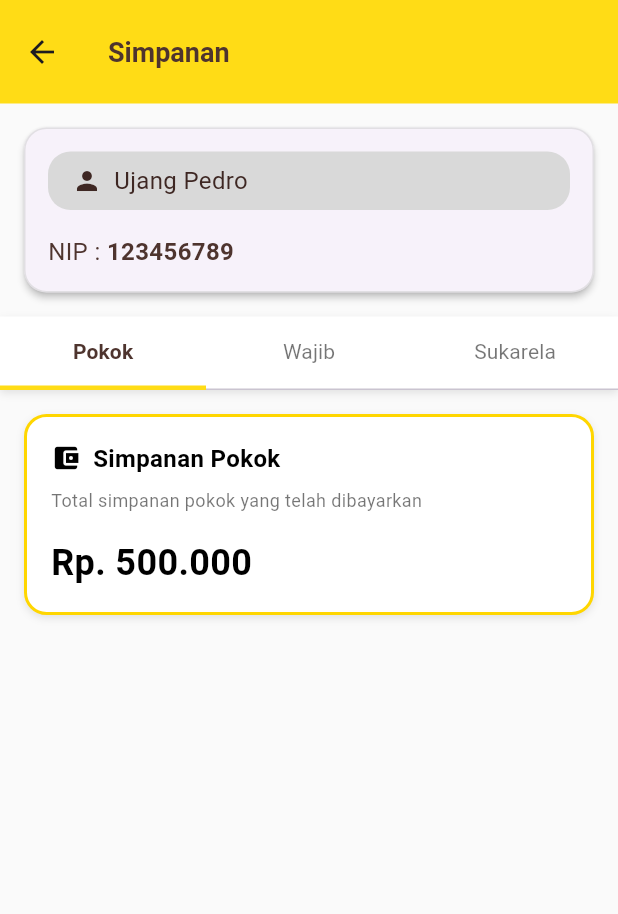
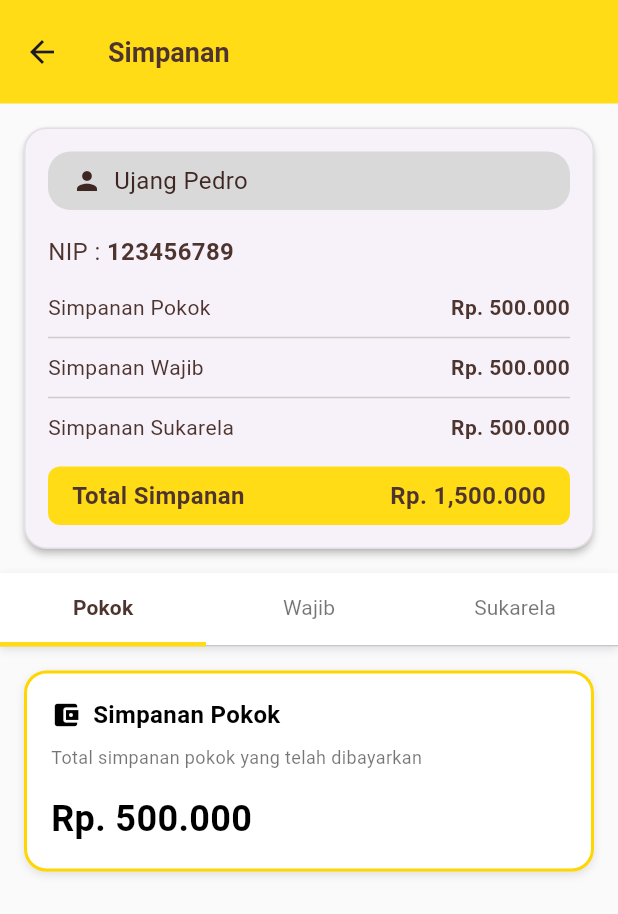
Before and after one commit to arppppppp/koperasimobile, a Flutter app: the SimpananScreen screen opened directly, on a phone screen of 412 x 824 dp. Shown: the top 914 px of the screen. Run offline on Flutter 3.47's test engine with Material 3 defaults, Android fonts, the phone set to English and light mode, and no system bars; Roboto replaces fonts that are missing (Poppins).

```diff
--- a/lib/screen/pinjaman_screen.dart
+++ b/lib/screen/pinjaman_screen.dart
@@ -32,7 +32,8 @@ class PinjamanContent extends StatefulWidget {
   State<PinjamanContent> createState() => _PinjamanContentState();
 }
 
-class _PinjamanContentState extends State<PinjamanContent> with SingleTickerProviderStateMixin {
+class _PinjamanContentState extends State<PinjamanContent>
+    with SingleTickerProviderStateMixin {
   late TabController _tabController;
 
   @override
@@ -80,18 +81,9 @@ class _PinjamanContentState extends State<PinjamanContent> with SingleTickerProv
               fontSize: 14,
             ),
             tabs: const [
-              Tab(
-                icon: Icon(Icons.account_balance),
-                text: 'Reguler',
-              ),
-              Tab(
-                icon: Icon(Icons.store),
-                text: 'Usaha',
-              ),
-              Tab(
-                icon: Icon(Icons.shopping_cart),
-                text: 'Barang',
-              ),
+              Tab(icon: Icon(Icons.account_balance), text: 'Reguler'),
+              Tab(icon: Icon(Icons.store), text: 'Usaha'),
+              Tab(icon: Icon(Icons.shopping_cart), text: 'Barang'),
             ],
           ),
         ),
@@ -159,11 +151,17 @@ class LoanHistoryItem extends StatelessWidget {
           Container(
             padding: const EdgeInsets.symmetric(horizontal: 16, vertical: 12),
             decoration: BoxDecoration(
-              color: isCompleted ? Colors.green.shade50 : const Color(0xFFFFF9C4),
-              borderRadius: const BorderRadius.vertical(top: Radius.circular(12)),
+              color:
+                  isCompleted ? Colors.green.shade50 : const Color(0xFFFFF9C4),
+              borderRadius: const BorderRadius.vertical(
+                top: Radius.circular(12),
+              ),
               border: Border(
                 bottom: BorderSide(
-                  color: isCompleted ? Colors.green.shade200 : const Color(0xFFFFDC16).withOpacity(0.5),
+                  color:
+                      isCompleted
+                          ? Colors.green.shade200
+                          : const Color(0xFFFFDC16).withOpacity(0.5),
                 ),
               ),
             ),
@@ -172,11 +170,16 @@ class LoanHistoryItem extends StatelessWidget {
                 Container(
                   padding: const EdgeInsets.all(8),
                   decoration: BoxDecoration(
-                    color: isCompleted ? Colors.green.withOpacity(0.2) : const Color(0xFFFFDC16).withOpacity(0.2),
+                    color:
+                        isCompleted
+                            ? Colors.green.withOpacity(0.2)
+                            : const Color(0xFFFFDC16).withOpacity(0.2),
                     shape: BoxShape.circle,
                   ),
                   child: Icon(
-                    isCompleted ? Icons.check_circle : getIconForLoanType(loanType),
+                    isCompleted
+                        ? Icons.check_circle
+                        : getIconForLoanType(loanType),
                     color: isCompleted ? Colors.green : const Color(0xFF4E342E),
                     size: 16,
                   ),
@@ -208,9 +211,15 @@ class LoanHistoryItem extends StatelessWidget {
                 ),
                 const Spacer(),
                 Container(
-                  padding: const EdgeInsets.symmetric(horizontal: 8, vertical: 2),
+                  padding: const EdgeInsets.symmetric(
+                    horizontal: 8,
+                    vertical: 2,
+                  ),
                   decoration: BoxDecoration(
-                    color: isCompleted ? Colors.green.withOpacity(0.1) : Colors.orange.withOpacity(0.1),
+                    color:
+                        isCompleted
+                            ? Colors.green.withOpacity(0.1)
+                            : Colors.orange.withOpacity(0.1),
                     borderRadius: BorderRadius.circular(4),
                     border: Border.all(
                       color: isCompleted ? Colors.green : Color(0xFFEF5350),
@@ -221,7 +230,7 @@ class LoanHistoryItem extends StatelessWidget {
                   child: Text(
                     isCompleted ? 'Selesai' : 'Belum Lunas',
                     style: TextStyle(
-                      color: isCompleted ? Colors.green :  Color(0xFFEF5350),
+                      color: isCompleted ? Colors.green : Color(0xFFEF5350),
                       fontSize: 12,
                       fontFamily: 'Poppins',
                       fontWeight: FontWeight.w600,
@@ -346,7 +355,10 @@ class LoanHistoryItem extends StatelessWidget {
                   Column(
                     children: [
                       LinearProgressIndicator(
-                        value: 1 - (remainingMonths / 12), // Assuming 12 months total tenor
+                        value:
+                            1 -
+                            (remainingMonths /
+                                12), // Assuming 12 months total tenor
                         backgroundColor: Colors.grey.shade200,
                         valueColor: AlwaysStoppedAnimation<Color>(
                           const Color(0xFFFFDC16),
@@ -425,9 +437,7 @@ class LoanHistoryItem extends StatelessWidget {
                     ),
                   ),
                 ),
-                if (!isCompleted) ...[
-                  const SizedBox(width: 12),
-                ],
+                if (!isCompleted) ...[const SizedBox(width: 12)],
               ],
             ),
           ),
@@ -474,18 +484,23 @@ class LoanDetailDialog extends StatelessWidget {
   @override
   Widget build(BuildContext context) {
     // Calculate total duration and progress
-    final totalMonths = remainingMonths + (12 - remainingMonths); // Assuming 12 months total for simplicity
+    final totalMonths =
+        remainingMonths +
+        (12 - remainingMonths); // Assuming 12 months total for simplicity
     final progress = (totalMonths - remainingMonths) / totalMonths;
 
     // Calculate next payment date (simple example)
     final currentDate = DateTime.now();
-    final nextPaymentDate = DateTime(currentDate.year, currentDate.month + 1, 20);
-    final formattedNextPayment = "${nextPaymentDate.day} ${getMonthName(nextPaymentDate.month)} ${nextPaymentDate.year}";
+    final nextPaymentDate = DateTime(
+      currentDate.year,
+      currentDate.month + 1,
+      20,
+    );
+    final formattedNextPayment =
+        "${nextPaymentDate.day} ${getMonthName(nextPaymentDate.month)} ${nextPaymentDate.year}";
 
     return Dialog(
-      shape: RoundedRectangleBorder(
-        borderRadius: BorderRadius.circular(16),
-      ),
+      shape: RoundedRectangleBorder(borderRadius: BorderRadius.circular(16)),
       child: Container(
         padding: const EdgeInsets.all(24),
         child: Column(
@@ -541,7 +556,10 @@ class LoanDetailDialog extends StatelessWidget {
             Container(
               padding: const EdgeInsets.symmetric(horizontal: 12, vertical: 6),
               decoration: BoxDecoration(
-                color: isCompleted ? Colors.green.withOpacity(0.1) : const Color(0xFFFFF9C4),
+                color:
+                    isCompleted
+                        ? Colors.green.withOpacity(0.1)
+                        : const Color(0xFFFFF9C4),
                 borderRadius: BorderRadius.circular(8),
                 border: Border.all(
                   color: isCompleted ? Colors.green : const Color(0xFFFFDC16),
@@ -559,7 +577,8 @@ class LoanDetailDialog extends StatelessWidget {
                   Text(
                     isCompleted ? 'Lunas' : 'Sedang Berjalan',
                     style: TextStyle(
-                      color: isCompleted ? Colors.green : const Color(0xFF4E342E),
+                      color:
+                          isCompleted ? Colors.green : const Color(0xFF4E342E),
                       fontSize: 14,
                       fontFamily: 'Poppins',
                       fontWeight: FontWeight.w600,
@@ -593,13 +612,33 @@ class LoanDetailDialog extends StatelessWidget {
               ),
               child: Column(
                 children: [
-                  _buildDetailRow('Total Pinjaman', 'Rp. ${(int.parse(remainingAmount.replaceAll('.', '')) + int.parse(paymentAmount.replaceAll('.', '')) * (totalMonths - remainingMonths)).toString().replaceAllMapped(RegExp(r'(\d{1,3})(?=(\d{3})+(?!\d))'), (Match m) => '${m[1]}.')}', false),
-                  _buildDetailRow('Sisa Pinjaman', 'Rp. $remainingAmount', false),
-                  _buildDetailRow('Cicilan per Bulan', 'Rp. $paymentAmount', false),
+                  _buildDetailRow(
+                    'Total Pinjaman',
+                    'Rp. ${(int.parse(remainingAmount.replaceAll('.', '')) + int.parse(paymentAmount.replaceAll('.', '')) * (totalMonths - remainingMonths)).toString().replaceAllMapped(RegExp(r'(\d{1,3})(?=(\d{3})+(?!\d))'), (Match m) => '${m[1]}.')}',
+                    false,
+                  ),
+                  _buildDetailRow(
+                    'Sisa Pinjaman',
+                    'Rp. $remainingAmount',
+                    false,
+                  ),
+                  _buildDetailRow(
+                    'Cicilan per Bulan',
+                    'Rp. $paymentAmount',
+                    false,
+                  ),
                   _buildDetailRow('Total Tenor', '$totalMonths Bulan', false),
-                  _buildDetailRow('Sisa Tenor', '$remainingMonths Bulan', false),
+                  _buildDetailRow(
+                    'Sisa Tenor',
+                    '$remainingMonths Bulan',
+                    false,
+                  ),
                   _buildDetailRow('Tanggal Pembayaran', paymentDate, false),
-                  _buildDetailRow('Pembayaran Selanjutnya', formattedNextPayment, true),
+                  _buildDetailRow(
+                    'Pembayaran Selanjutnya',
+                    formattedNextPayment,
+                    true,
+                  ),
                 ],
               ),
             ),
@@ -690,8 +729,7 @@ class LoanDetailDialog extends StatelessWidget {
                       ),
                     ),
                   ),
-                if (!isCompleted)
-                  const SizedBox(width: 12),
+                if (!isCompleted) const SizedBox(width: 12),
               ],
             ),
           ],
@@ -704,7 +742,10 @@ class LoanDetailDialog extends StatelessWidget {
     return Container(
       padding: const EdgeInsets.symmetric(horizontal: 16, vertical: 12),
       decoration: BoxDecoration(
-        border: isLast ? null : Border(bottom: BorderSide(color: Colors.grey.shade200)),
+        border:
+            isLast
+                ? null
+                : Border(bottom: BorderSide(color: Colors.grey.shade200)),
       ),
       child: Row(
         mainAxisAlignment: MainAxisAlignment.spaceBetween,
@@ -746,8 +787,18 @@ class LoanDetailDialog extends StatelessWidget {
 
   String getMonthName(int month) {
     const months = [
-      'Januari', 'Februari', 'Maret', 'April', 'Mei', 'Juni',
-      'Juli', 'Agustus', 'September', 'Oktober', 'November', 'Desember'
+      'Januari',
+      'Februari',
+      'Maret',
+      'April',
+      'Mei',
+      'Juni',
+      'Juli',
+      'Agustus',
+      'September',
+      'Oktober',
+      'November',
+      'Desember',
     ];
     return months[month - 1];
   }
@@ -880,15 +931,15 @@ class AvailableItemCard extends StatelessWidget {
             height: 100,
             decoration: BoxDecoration(
               color: const Color(0xFFFFF9C4),
-              borderRadius: const BorderRadius.vertical(top: Radius.circular(12)),
-              border: Border.all(color: const Color(0xFFFFDC16).withOpacity(0.5)),
+              borderRadius: const BorderRadius.vertical(
+                top: Radius.circular(12),
+              ),
+              border: Border.all(
+                color: const Color(0xFFFFDC16).withOpacity(0.5),
+              ),
             ),
             child: Center(
-              child: Icon(
-                imageIcon,
-                size: 48,
-                color: const Color(0xFF4E342E),
-              ),
+              child: Icon(imageIcon, size: 48, color: const Color(0xFF4E342E)),
             ),
           ),
 
@@ -1222,7 +1273,10 @@ class UserLoanSummaryCard extends StatelessWidget {
                 ),
                 const Spacer(),
                 Container(
-                  padding: const EdgeInsets.symmetric(horizontal: 12, vertical: 2),
+                  padding: const EdgeInsets.symmetric(
+                    horizontal: 12,
+                    vertical: 2,
+                  ),
                   decoration: BoxDecoration(
                     color: const Color(0xFFFFDC16),
                     borderRadius: BorderRadius.circular(6),
@@ -1249,10 +1303,7 @@ class UserLoanSummaryCard extends StatelessWidget {
 class SectionDivider extends StatelessWidget {
   final String title;
 
-  const SectionDivider({
-    super.key,
-    required this.title,
-  });
+  const SectionDivider({super.key, required this.title});
 
   @override
   Widget build(BuildContext context) {
@@ -1270,12 +1321,7 @@ class SectionDivider extends StatelessWidget {
             ),
           ),
           const SizedBox(width: 8),
-          Expanded(
-            child: Container(
-              height: 1,
-              color: Colors.grey.shade300,
-            ),
-          ),
+          Expanded(child: Container(height: 1, color: Colors.grey.shade300)),
         ],
       ),
     );
--- a/lib/screen/profile_screen.dart
+++ b/lib/screen/profile_screen.dart
@@ -459,7 +459,8 @@ class _ProfileScreenState extends State<ProfileScreen> {
 
             // Static information fields
             _infoField(Icons.person, 'Nama', 'Ujang Pedro'),
-            _infoField(Icons.badge, 'NIP', '123456789'),
+            _infoField(Icons.credit_card, 'NIP', '123456789'),
+            _infoField(Icons.badge, 'Nomor Anggota', '123456789'),
             _infoField(Icons.wc, 'Jenis Kelamin', 'Laki-laki'),
             _infoField(
               Icons.calendar_today,
--- a/lib/screen/simpanan_screen.dart
+++ b/lib/screen/simpanan_screen.dart
@@ -7,7 +7,8 @@ class SimpananScreen extends StatefulWidget {
   State<SimpananScreen> createState() => _SimpananScreenState();
 }
 
-class _SimpananScreenState extends State<SimpananScreen> with SingleTickerProviderStateMixin {
+class _SimpananScreenState extends State<SimpananScreen>
+    with SingleTickerProviderStateMixin {
   late TabController _tabController;
 
   @override
@@ -41,10 +42,10 @@ class _SimpananScreenState extends State<SimpananScreen> with SingleTickerProvid
       ),
       body: Column(
         children: [
-          // User profile card
+          // Profile card di atas
           _buildProfileCard(),
 
-          // Tab Bar
+          // Tab Bar di bawah profile
           Container(
             decoration: BoxDecoration(
               color: Colors.white,
@@ -81,14 +82,14 @@ class _SimpananScreenState extends State<SimpananScreen> with SingleTickerProvid
             ),
           ),
 
-          // Tab content
+          // Isi tab scrollable
           Expanded(
             child: TabBarView(
               controller: _tabController,
               children: [
-                _buildSimpananPokokContent(),
-                _buildSimpananWajibContent(),
-                _buildSimpananSukarelaContent(),
+                _scrollableContent(_buildSimpananPokokContent()),
+                _scrollableContent(_buildSimpananWajibContent()),
+                _scrollableContent(_buildSimpananSukarelaContent()),
               ],
             ),
           ),
@@ -97,7 +98,14 @@ class _SimpananScreenState extends State<SimpananScreen> with SingleTickerProvid
     );
   }
 
-  // Profile card similar to HomePage
+  /// Bungkus konten tab agar bisa discroll
+  Widget _scrollableContent(Widget child) {
+    return SingleChildScrollView(
+      padding: const EdgeInsets.all(16),
+      child: child,
+    );
+  }
+
   Widget _buildProfileCard() {
     return Card(
       margin: const EdgeInsets.all(16),
@@ -111,7 +119,7 @@ class _SimpananScreenState extends State<SimpananScreen> with SingleTickerProvid
         child: Column(
           crossAxisAlignment: CrossAxisAlignment.start,
           children: [
-            // User name
+            // Nama
             Container(
               padding: const EdgeInsets.symmetric(horizontal: 16, vertical: 8),
               decoration: BoxDecoration(
@@ -135,7 +143,7 @@ class _SimpananScreenState extends State<SimpananScreen> with SingleTickerProvid
             ),
             const SizedBox(height: 16),
 
-            // NIP Information
+            // NIP
             const Row(
               children: [
                 Text(
@@ -156,17 +164,57 @@ class _SimpananScreenState extends State<SimpananScreen> with SingleTickerProvid
                 ),
               ],
             ),
+            const SizedBox(height: 16),
+
+            // List Simpanan
+            const Column(
+              children: [
+                _SimpananItem(title: 'Simpanan Pokok', value: 'Rp. 500.000'),
+                Divider(height: 20, color: Color(0xFFCCCCCC)),
+                _SimpananItem(title: 'Simpanan Wajib', value: 'Rp. 500.000'),
+                Divider(height: 20, color: Color(0xFFCCCCCC)),
+                _SimpananItem(title: 'Simpanan Sukarela', value: 'Rp. 500.000'),
+              ],
+            ),
+            const SizedBox(height: 16),
+
+            // Total
+            Container(
+              padding: const EdgeInsets.symmetric(vertical: 8, horizontal: 16),
+              decoration: BoxDecoration(
+                color: const Color(0xFFFFDC16),
+                borderRadius: BorderRadius.circular(8),
+              ),
+              child: const Row(
+                mainAxisAlignment: MainAxisAlignment.spaceBetween,
+                children: [
+                  Text(
+                    'Total Simpanan',
+                    style: TextStyle(
+                      color: Color(0xFF4E342E),
+                      fontSize: 16,
+                      fontWeight: FontWeight.w700,
+                    ),
+                  ),
+                  Text(
+                    'Rp. 1,500.000',
+                    style: TextStyle(
+                      color: Color(0xFF4E342E),
+                      fontSize: 16,
+                      fontWeight: FontWeight.w700,
+                    ),
+                  ),
+                ],
+              ),
+            ),
           ],
         ),
       ),
     );
   }
 
-  // Simpanan Pokok Content
-  Widget _buildSimpananPokokContent() {
-    return SingleChildScrollView(
-      padding: const EdgeInsets.all(16),
-      child: Column(
+  // ==== TAB CONTENT ====
+  Widget _buildSimpananPokokContent() => Column(
     crossAxisAlignment: CrossAxisAlignment.start,
     children: [
       _buildSimpananCard(
@@ -176,46 +224,31 @@ class _SimpananScreenState extends State<SimpananScreen> with SingleTickerProvid
         'Total simpanan pokok yang telah dibayarkan',
       ),
       const SizedBox(height: 24),
+    ],
+  );
 
-          const SizedBox(height: 16),
-        ],
-      ),
-    );
-  }
-
-  // Simpanan Wajib Content
-  Widget _buildSimpananWajibContent() {
-    return SingleChildScrollView(
-      padding: const EdgeInsets.all(16),
-      child: Column(
+  Widget _buildSimpananWajibContent() => Column(
     crossAxisAlignment: CrossAxisAlignment.start,
     children: [
       _buildSimpananCard(
         'Simpanan Wajib',
-            'Rp. 200.000',
+        'Rp. 500.000',
         const Color(0xFFFFD600),
         'Total simpanan wajib yang telah dibayarkan',
       ),
       const SizedBox(height: 24),
-
       _buildSectionHeader('Riwayat Setoran'),
       const SizedBox(height: 16),
       _buildHistoryList(),
     ],
-      ),
   );
-  }
 
-  // Simpanan Sukarela Content
-  Widget _buildSimpananSukarelaContent() {
-    return SingleChildScrollView(
-      padding: const EdgeInsets.all(16),
-      child: Column(
+  Widget _buildSimpananSukarelaContent() => Column(
     crossAxisAlignment: CrossAxisAlignment.start,
     children: [
       _buildSimpananCard(
         'Simpanan Sukarela',
-            'Rp. 200.000',
+        'Rp. 500.000',
         const Color(0xFFFFD600),
         'Total simpanan sukarela yang telah dibayarkan',
       ),
@@ -224,12 +257,14 @@ class _SimpananScreenState extends State<SimpananScreen> with SingleTickerProvid
       const SizedBox(height: 16),
       _buildHistoryList(),
     ],
-      ),
   );
-  }
 
-  // Simpanan Card
-  Widget _buildSimpananCard(String title, String amount, Color borderColor, String subtitle) {
+  Widget _buildSimpananCard(
+    String title,
+    String amount,
+    Color borderColor,
+    String subtitle,
+  ) {
     return Container(
       width: double.infinity,
       padding: const EdgeInsets.all(16),
@@ -250,11 +285,15 @@ class _SimpananScreenState extends State<SimpananScreen> with SingleTickerProvid
         children: [
           Row(
             children: [
-              Icon(Icons.account_balance_wallet, size: 20, color: Colors.black),
+              const Icon(
+                Icons.account_balance_wallet,
+                size: 20,
+                color: Colors.black,
+              ),
               const SizedBox(width: 8),
               Text(
                 title,
-                style: TextStyle(
+                style: const TextStyle(
                   color: Colors.black,
                   fontSize: 16,
                   fontWeight: FontWeight.w600,
@@ -265,16 +304,13 @@ class _SimpananScreenState extends State<SimpananScreen> with SingleTickerProvid
           const SizedBox(height: 8),
           Text(
             subtitle,
-            style: const TextStyle(
-              color: Colors.black54,
-              fontSize: 12,
-            ),
+            style: const TextStyle(color: Colors.black54, fontSize: 12),
           ),
           const SizedBox(height: 16),
           Text(
             amount,
             style: const TextStyle(
-              color: Colors.black, // ✅ Jadi warna hitam
+              color: Colors.black,
               fontSize: 24,
               fontWeight: FontWeight.w700,
             ),
@@ -284,9 +320,7 @@ class _SimpananScreenState extends State<SimpananScreen> with SingleTickerProvid
     );
   }
 
-  // Section Header
-  Widget _buildSectionHeader(String title) {
-    return Container(
+  Widget _buildSectionHeader(String title) => Container(
     width: double.infinity,
     padding: const EdgeInsets.symmetric(vertical: 12, horizontal: 16),
     decoration: BoxDecoration(
@@ -303,11 +337,8 @@ class _SimpananScreenState extends State<SimpananScreen> with SingleTickerProvid
       ),
     ),
   );
-  }
 
-  // History List
-  Widget _buildHistoryList() {
-    return Column(
+  Widget _buildHistoryList() => Column(
     children: [
       _buildHistoryItem(
         'Setoran',
@@ -329,16 +360,17 @@ class _SimpananScreenState extends State<SimpananScreen> with SingleTickerProvid
       ),
     ],
   );
-  }
 
-  // History Item
-  Widget _buildHistoryItem(String type, String amount, String date, Color color) {
+  Widget _buildHistoryItem(
+    String type,
+    String amount,
+    String date,
+    Color color,
+  ) {
     return Container(
       padding: const EdgeInsets.symmetric(vertical: 12),
       decoration: BoxDecoration(
-        border: Border(
-          bottom: BorderSide(color: Colors.grey.withOpacity(0.2), width: 1),
-        ),
+        border: Border(bottom: BorderSide(color: Colors.grey.withOpacity(0.2))),
       ),
       child: Row(
         children: [
@@ -349,11 +381,7 @@ class _SimpananScreenState extends State<SimpananScreen> with SingleTickerProvid
               color: color.withOpacity(0.2),
               shape: BoxShape.circle,
             ),
-            child: Icon(
-              Icons.arrow_upward,
-              color: color,
-              size: 20,
-            ),
+            child: Icon(Icons.arrow_upward, color: color, size: 20),
           ),
           const SizedBox(width: 12),
           Expanded(
@@ -370,10 +398,7 @@ class _SimpananScreenState extends State<SimpananScreen> with SingleTickerProvid
                 ),
                 Text(
                   date,
-                  style: const TextStyle(
-                    color: Colors.black54,
-                    fontSize: 12,
-                  ),
+                  style: const TextStyle(color: Colors.black54, fontSize: 12),
                 ),
               ],
             ),
@@ -391,3 +416,36 @@ class _SimpananScreenState extends State<SimpananScreen> with SingleTickerProvid
     );
   }
 }
+
+
+class _SimpananItem extends StatelessWidget {
+  final String title;
+  final String value;
+
+  const _SimpananItem({required this.title, required this.value});
+
+  @override
+  Widget build(BuildContext context) {
+    return Row(
+      mainAxisAlignment: MainAxisAlignment.spaceBetween,
+      children: [
+        Text(
+          title,
+          style: const TextStyle(
+            color: Color(0xFF4E342E),
+            fontSize: 14,
+            fontWeight: FontWeight.w400,
+          ),
+        ),
+        Text(
+          value,
+          style: const TextStyle(
+            color: Color(0xFF4E342E),
+            fontSize: 14,
+            fontWeight: FontWeight.w600,
+          ),
+        ),
+      ],
+    );
+  }
+}
```
Lines whose indentation alone changed are shown as unchanged.
